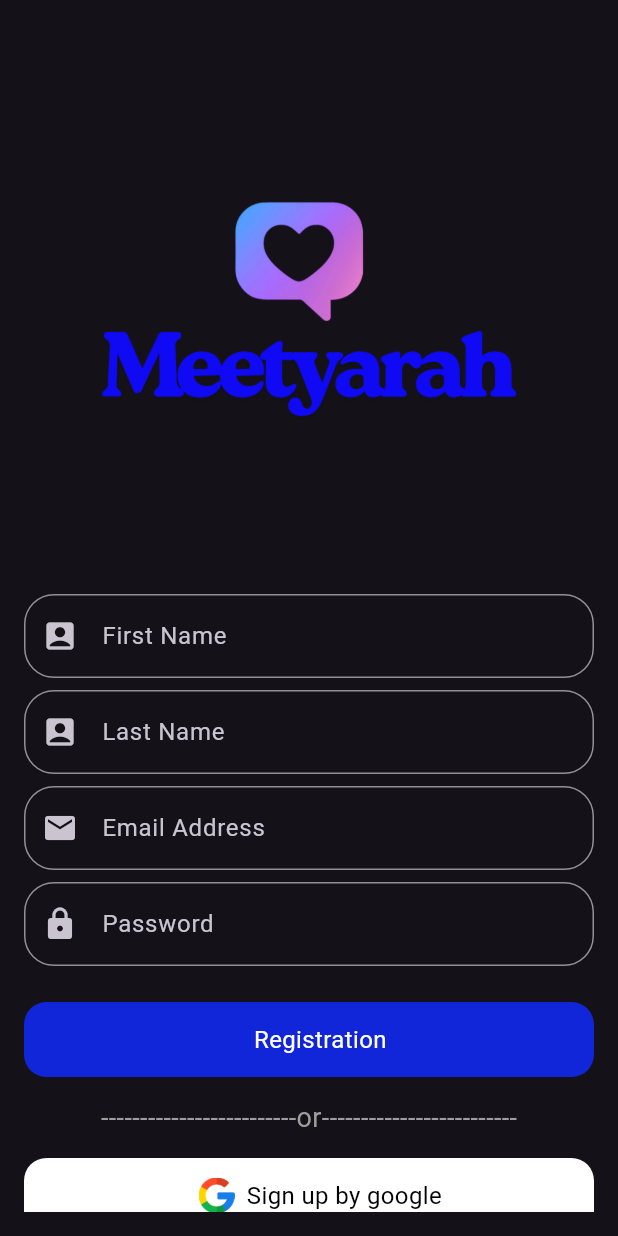
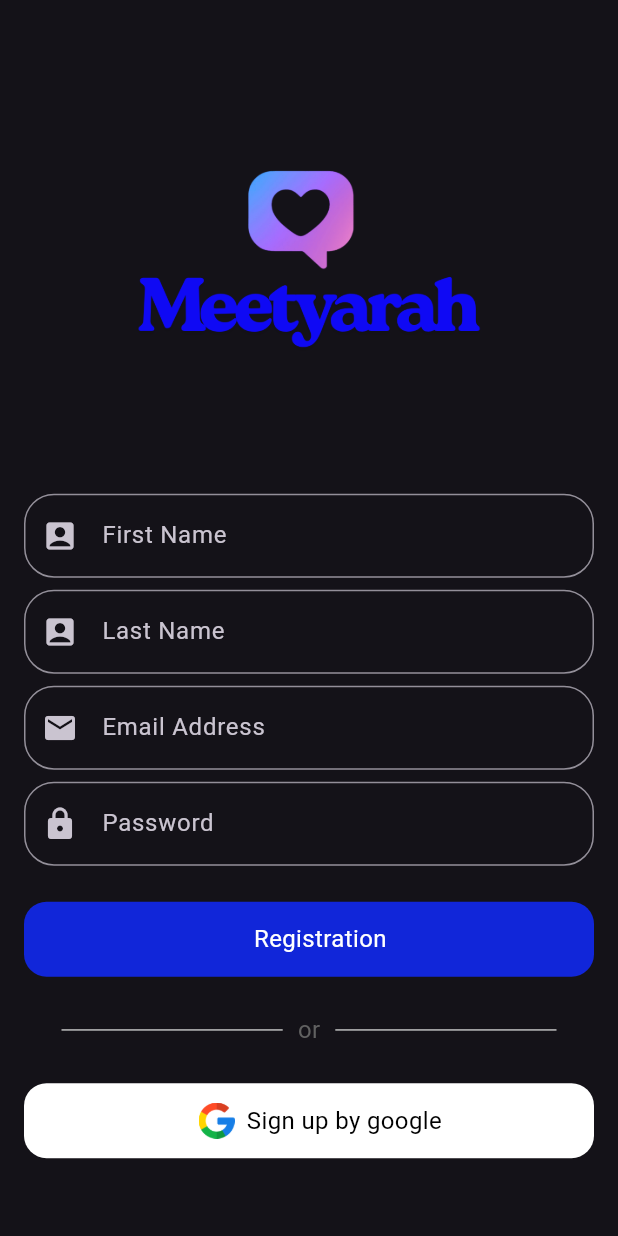
Before and after one commit to programmerrajbhai/meetyarah, a Flutter app: the screen it shows after launch, on a phone screen of 412 x 824 dp. Run offline on Flutter 3.47's test engine with Material 3 defaults, Android fonts, the phone set to English and light mode, and no system bars; our stand-ins replace get.

Commit message:
responsive

```diff
--- a/lib/ui/login_reg_screens/screens/reg_screen.dart
+++ b/lib/ui/login_reg_screens/screens/reg_screen.dart
@@ -27,7 +27,10 @@ class _RegistrationScreensState extends State<RegistrationScreens> {
             mainAxisAlignment: MainAxisAlignment.start,
             crossAxisAlignment: CrossAxisAlignment.start,
             children: [
-              Image.asset(ImagePath.appLogotransparent),
+              Image.asset(ImagePath.appLogotransparent,
+                height: Get.height *0.38,
+                width: Get.width *1,
+             ),
               textfromfield(icon: Icons.account_box, text: 'First Name'),
               SizedBox(height: 8),
               textfromfield(icon: Icons.account_box, text: 'Last Name'),
@@ -44,10 +47,30 @@ class _RegistrationScreensState extends State<RegistrationScreens> {
                 textColors: Colors.white,
               ),
               SizedBox(height: 14),
-              Center(
-                child: Text(
-                  "-------------------------or-------------------------",
-                  style: TextStyle(color: Colors.grey, fontSize: 18),
+              Padding(
+                padding: const EdgeInsets.symmetric(horizontal: 25.0, vertical: 10.0),
+                child: Row(
+                  children: <Widget>[
+                    Expanded(
+                      child: Divider(
+                        thickness: 1,
+                        color: Colors.grey[400],
+                      ),
+                    ),
+                    Padding(
+                      padding: const EdgeInsets.symmetric(horizontal: 10.0),
+                      child: Text(
+                        'or',
+                        style: TextStyle(color: Colors.grey[700], fontSize: 16),
+                      ),
+                    ),
+                    Expanded(
+                      child: Divider(
+                        thickness: 1,
+                        color: Colors.grey[400],
+                      ),
+                    ),
+                  ],
                 ),
               ),
               SizedBox(height: 14),
```
Also changed, not shown: lib/ui/login_reg_screens/screens/login_screen.dart (+27 -5 lines).
